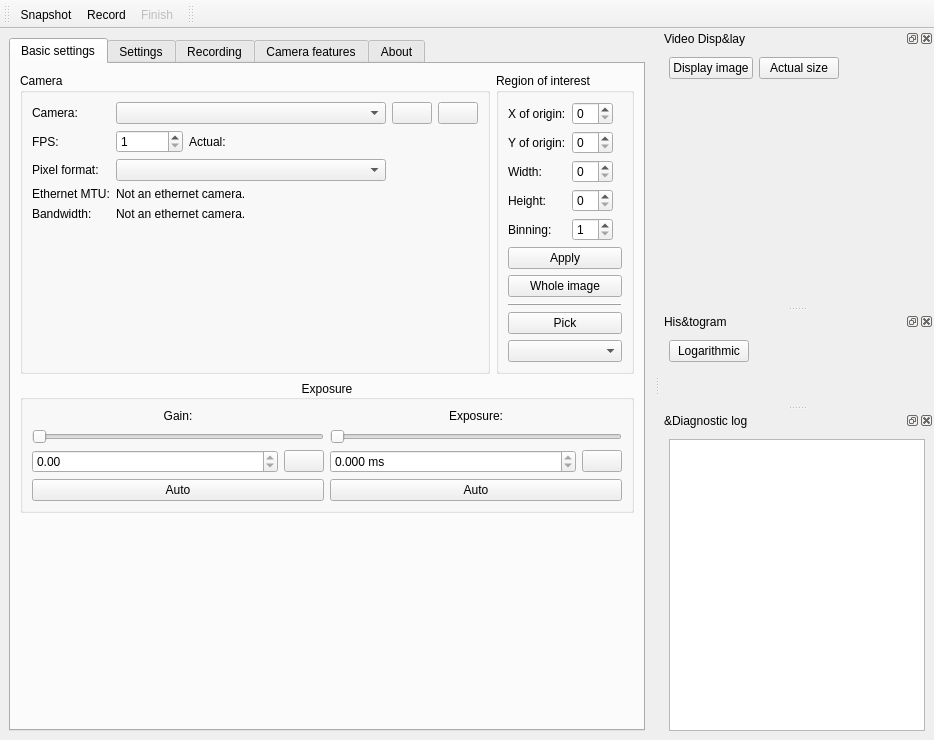
Above: src/mainwindow.ui from AD-Vega/qarv before the change. Below: the same form after it.
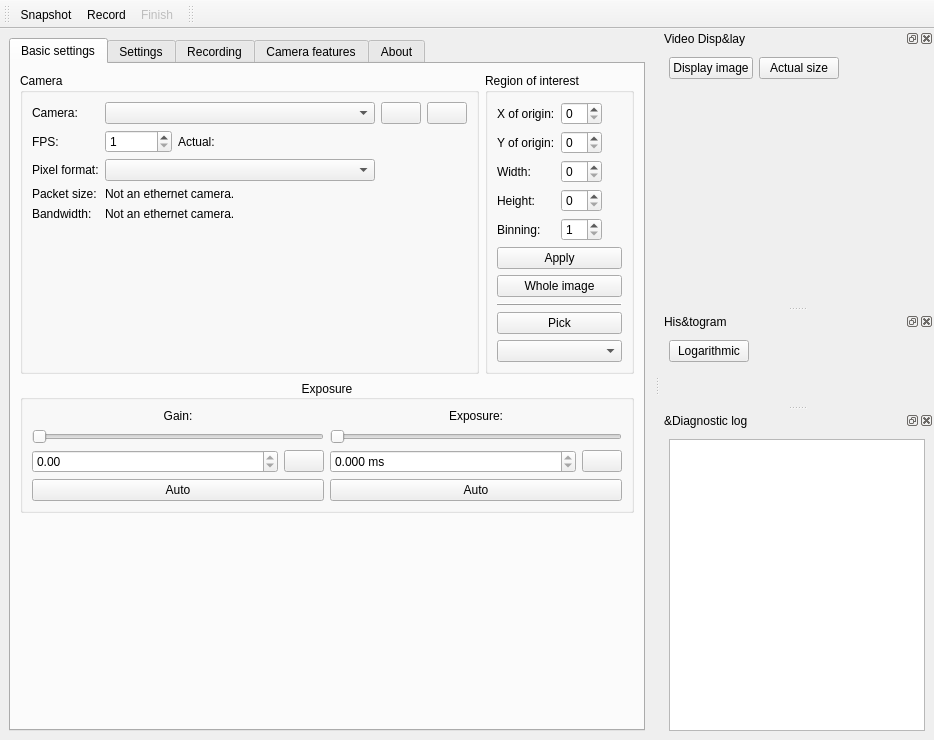
That is the form after the change. Icons and pictures are not drawn. Custom widgets are drawn as their Qt base class.

Diff of the .ui file:
```diff
--- a/src/mainwindow.ui
+++ b/src/mainwindow.ui
@@ -114,7 +114,7 @@
              <item row="4" column="0">
               <widget class="QLabel" name="label_3">
                <property name="text">
-                <string>Ethernet MTU:</string>
+                <string>Packet size:</string>
                </property>
               </widget>
              </item>
```
